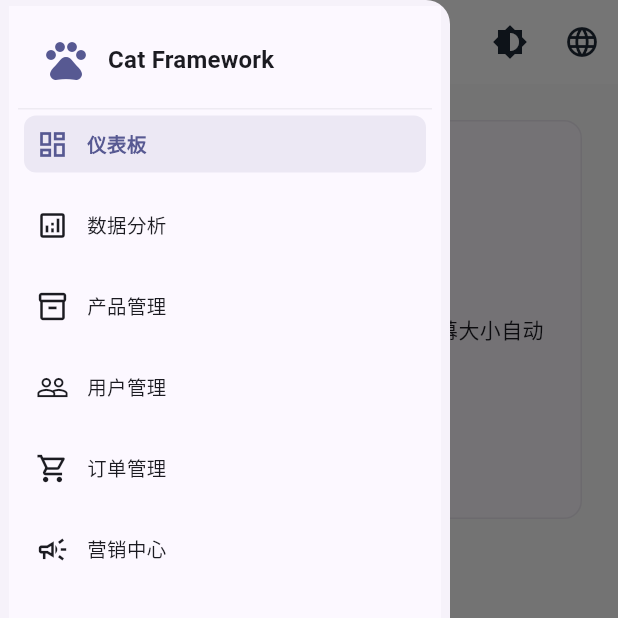
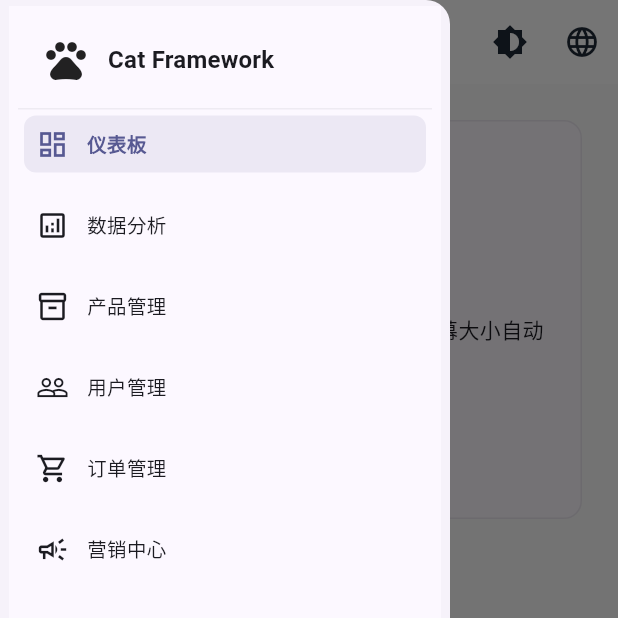
Before and after one commit to f361600134/cat-zson, a Flutter app: the MainLayout screen opened by its route, with the side drawer open, on a phone screen of 412 x 824 dp, the top half of it. Run offline on Flutter 3.47's test engine with Material 3 defaults, Android fonts, the phone set to English and light mode, and no system bars; drawn by our look-alikes of sidebarx; our stand-ins replace device_info_plus, get, get_storage, logger, package_info_plus, responsive_framework; accounts and stored records are empty.

Commit message:
Commit: 简化侧边栏实现, 还是手动计算的宽度, 也算是解决了吧

```diff
--- a/lib/app/modules/main/main_layout.dart
+++ b/lib/app/modules/main/main_layout.dart
@@ -141,40 +141,37 @@ class _MainLayoutState extends State<MainLayout> {
     );
   }
 
-  /// 简单的header实现（避免溢出问题）
+  /// 简单的header实现（彻底避免溢出问题）
   Widget _buildSimpleHeader(BuildContext context, bool extended) {
     return Container(
       padding: const EdgeInsets.all(16),
       decoration: BoxDecoration(
         border: Border(
           bottom: BorderSide(
-            color: Theme
-                .of(context)
-                .dividerColor
-                .withOpacity(0.1),
+            color: Theme.of(context).dividerColor.withOpacity(0.1),
             width: 1,
           ),
         ),
       ),
-      child: extended
+      child: LayoutBuilder(
+        builder: (context, constraints) {
+          // 🎯 关键：基于实际可用宽度而不是extended状态判断
+          final availableWidth = constraints.maxWidth;
+          final minWidthForText = 32 + 12 + 80; // 图标+间距+最小文本宽度
+          final canShowText = availableWidth >= minWidthForText;
+
+          return canShowText
               ? Row(
                   children: [
                     Icon(
                       Icons.pets,
                       size: 32,
-            color: Theme
-                .of(context)
-                .primaryColor,
                     ),
                     const SizedBox(width: 12),
                     Expanded(
                       child: Text(
                         'Cat Framework',
-              style: Theme
-                  .of(context)
-                  .textTheme
-                  .titleMedium
-                  ?.copyWith(
+                        style: Theme.of(context).textTheme.titleMedium?.copyWith(
                           fontWeight: FontWeight.bold,
                         ),
                         overflow: TextOverflow.ellipsis,
@@ -186,10 +183,9 @@ class _MainLayoutState extends State<MainLayout> {
                   child: Icon(
                     Icons.pets,
                     size: 24,
-          color: Theme
-              .of(context)
-              .primaryColor,
                   ),
+                );
+        },
       ),
     );
   }
```
Lines whose indentation alone changed are shown as unchanged.
